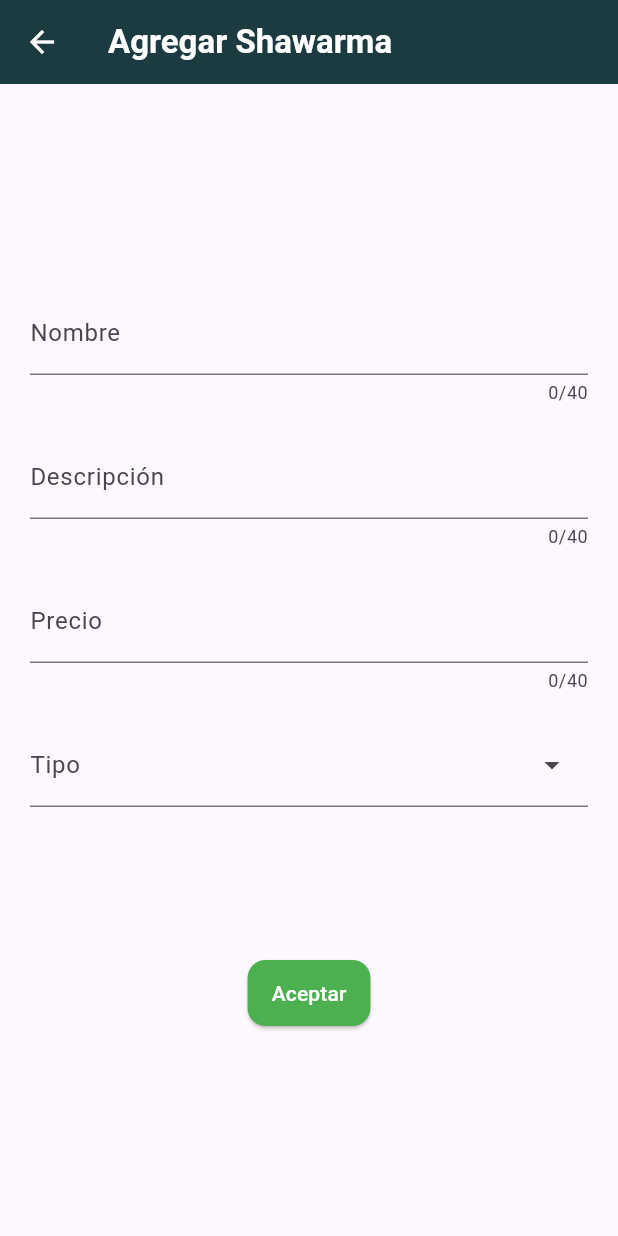
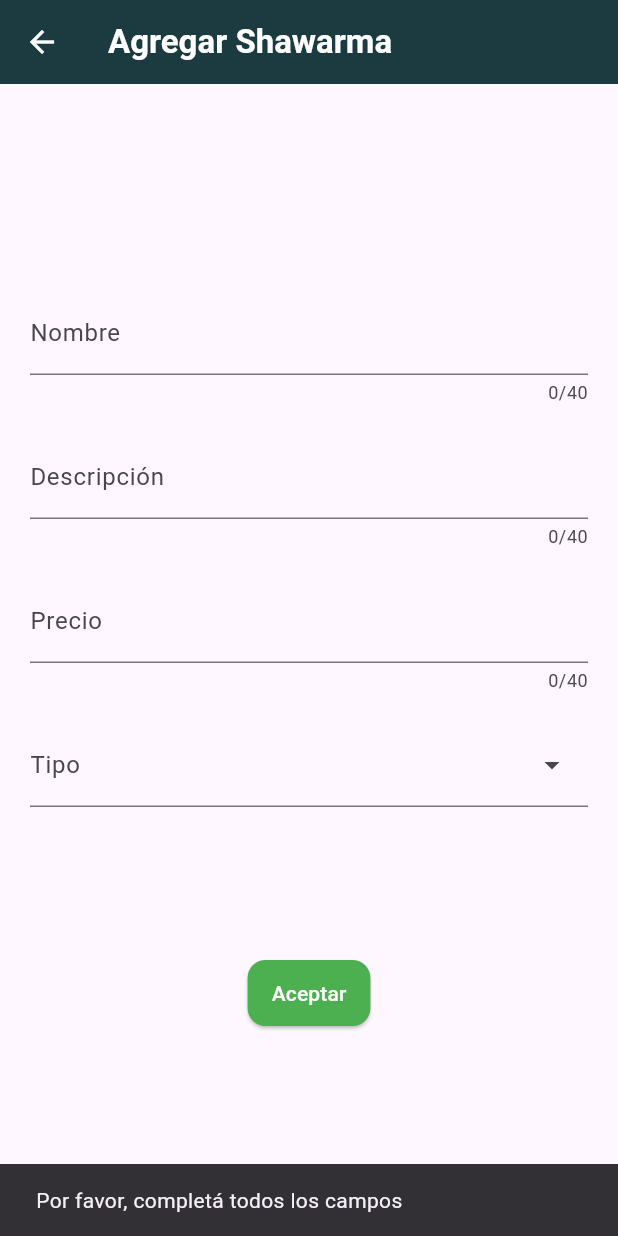
Before and after one commit to FerG0373/alnabekapp, a Flutter app: the AddShawarma screen opened by its route, after a tap on "Aceptar", on a phone screen of 412 x 824 dp. Run offline on Flutter 3.47's test engine with Material 3 defaults, Android fonts, the phone set to English and light mode, and no system bars; drawn by our look-alikes of dropdown_search.

Commit message:
Post de shawarmas

```diff
--- a/lib/components/button.dart
+++ b/lib/components/button.dart
@@ -3,6 +3,7 @@ import 'package:alnabekapp/res/app_screenSize.dart';
 import 'package:alnabekapp/res/app_colors.dart';
 
 class AppButton {
+
   // Método para el botón Ingresar de la portada.
   static Widget insertarBotonPortada(BuildContext context) {
     return Align(
@@ -77,7 +78,7 @@ class AppButton {
   }
 
   // Método para el botón Aceptar.
-  static Widget insertarBotonAceptar() {
+  static Widget insertarBotonAceptar(VoidCallback onPressed) {
     return ElevatedButton(
       style: ElevatedButton.styleFrom(
         backgroundColor: Colors.green,
@@ -87,9 +88,7 @@ class AppButton {
         ),
         padding: EdgeInsets.symmetric(horizontal: 16, vertical: 12),
       ),
-      onPressed: () {
-
-      },
+      onPressed: onPressed,
       child: Text("Aceptar"),
     );
   }
--- a/lib/components/dropdown.dart
+++ b/lib/components/dropdown.dart
@@ -3,9 +3,11 @@ import 'package:flutter/material.dart';
 
 class AppDropDown {
   // Método para insertar un Dropdown.
-  static Widget insertarDropDown(List<String> items) {
-    return DropdownSearch(
+  static Widget insertarDropDown(List<String> items, {String? selectedValue, ValueChanged<String?>? onChanged}) {
+    return DropdownSearch<String>(
       items: (filter, loadProps) => items,
+      selectedItem: selectedValue,
+      onChanged: onChanged,
       decoratorProps: DropDownDecoratorProps(
         decoration: InputDecoration(
           labelText: "Tipo",
--- a/lib/components/textfield.dart
+++ b/lib/components/textfield.dart
@@ -24,8 +24,9 @@ class AppTextFields {
   }
 
   // Método para crear campos de texto de formularios.
-  static Widget insertarTextFormField(int longitudMax, String textoEtiqueta) {
+  static Widget insertarTextFormField(int longitudMax, String textoEtiqueta, TextEditingController controlador) {
     return TextFormField(
+      controller: controlador,
       maxLength: longitudMax,
       decoration: InputDecoration(
         labelText: textoEtiqueta
--- a/lib/screens/add_shawarma.dart
+++ b/lib/screens/add_shawarma.dart
@@ -2,6 +2,8 @@ import 'package:alnabekapp/components/appbar.dart';
 import 'package:alnabekapp/components/button.dart';
 import 'package:alnabekapp/components/dropdown.dart';
 import 'package:alnabekapp/components/textfield.dart';
+import 'package:alnabekapp/models/shawarma.dart';
+import 'package:alnabekapp/services/shawarma_service.dart';
 import 'package:flutter/material.dart';
 
 class AddShawarma extends StatefulWidget {
@@ -18,6 +20,42 @@ class _AddShawarmaState extends State<AddShawarma> {
   final TextEditingController _precioControlador = TextEditingController();
   String? _tipoSeleccionado;
 
+  void guardarShawarma() async {
+    if (_nombreControlador.text.isEmpty ||
+        _descripcionControlador.text.isEmpty ||
+        _precioControlador.text.isEmpty ||
+        _tipoSeleccionado == null) {
+          ScaffoldMessenger.of(context).showSnackBar(
+            SnackBar(content: Text('Por favor, completá todos los campos')),
+          );
+          return;
+      }
+
+    final scaffoldMessenger = ScaffoldMessenger.of(context);
+    final navigator = Navigator.of(context);
+
+    final nuevoShawarma = Shawarma(
+      id: 0,
+      nombre: _nombreControlador.text,
+      descripcion: _descripcionControlador.text,
+      precio: double.tryParse(_precioControlador.text) ?? 0.0,
+      tipo: _tipoSeleccionado!.toLowerCase(),
+    );
+
+    final shawarmaCreado = await ShawarmaService().insertarShawarma(nuevoShawarma);
+
+    if (shawarmaCreado) {
+      scaffoldMessenger.showSnackBar(
+        SnackBar(content: Text('Shawarma agregado con éxito')),
+      );
+      navigator.pop();
+    } else {
+      scaffoldMessenger.showSnackBar(
+        SnackBar(content: Text('Error al agregar Shawarma')),
+      );
+    }
+  }
+
   @override
   Widget build(BuildContext context) {
     return Scaffold(
@@ -28,15 +66,22 @@ class _AddShawarmaState extends State<AddShawarma> {
           child: Column(
             mainAxisAlignment: MainAxisAlignment.center,
             children: [
-              AppTextFields.insertarTextFormField(40, "Nombre"),
+              AppTextFields.insertarTextFormField(40, "Nombre", _nombreControlador),
               const SizedBox(height: 20),
-              AppTextFields.insertarTextFormField(40, "Descripción"),
+              AppTextFields.insertarTextFormField(40, "Descripción", _descripcionControlador),
               const SizedBox(height: 20),
-              AppTextFields.insertarTextFormField(40, "Precio"),
+              AppTextFields.insertarTextFormField(40, "Precio", _precioControlador),
               const SizedBox(height: 20),
-              AppDropDown.insertarDropDown(['Carne', 'Pollo', 'Mixto', 'Falafel', 'Al Nabek', 'Al plato']),
+              AppDropDown.insertarDropDown(['Carne', 'Pollo', 'Mixto', 'Falafel', 'Al Nabek', 'Al plato'],
+                selectedValue: _tipoSeleccionado,
+                onChanged: (String? nuevoValor) {
+                  setState(() {
+                    _tipoSeleccionado = nuevoValor;
+                  });
+                }
+              ),
               const SizedBox(height: 100),
-              AppButton.insertarBotonAceptar(),
+              AppButton.insertarBotonAceptar(() { guardarShawarma(); }),
             ],
           ),
         ),
--- a/lib/services/shawarma_service.dart
+++ b/lib/services/shawarma_service.dart
@@ -25,7 +25,7 @@ class ShawarmaService {
   }
 
   // Método Post
-  Future<bool> crearShawarma(Shawarma nuevoShawarma) async {
+  Future<bool> insertarShawarma(Shawarma nuevoShawarma) async {
   final url = Uri.parse('$baseUrl/shawarmaComidas');
   final headers = {'Content-Type': 'application/json'};
   final body = json.encode(nuevoShawarma.toJson());
```
